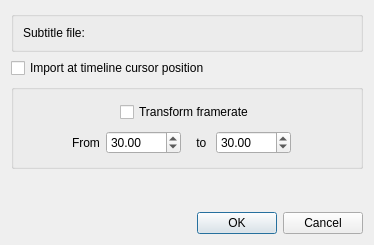
Old version of the form src/ui/import_subtitle_ui.ui in the repository KDE/kdenlive.
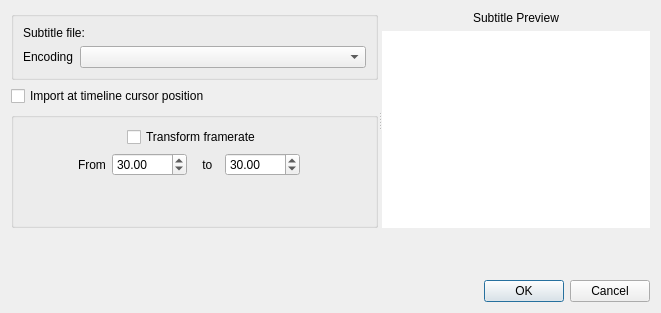
New version of the form. Custom widgets are drawn as their Qt base class.

Commit message: Subtitles import: allow overriding detected codec through a list of available codecs, show preview to make choice easier

```diff
--- a/src/ui/import_subtitle_ui.ui
+++ b/src/ui/import_subtitle_ui.ui
@@ -10,15 +10,111 @@
    <rect>
     <x>0</x>
     <y>0</y>
-    <width>374</width>
-    <height>245</height>
+    <width>661</width>
+    <height>313</height>
    </rect>
   </property>
   <property name="windowTitle">
    <string>Dialog</string>
   </property>
   <layout class="QGridLayout" name="gridLayout">
-   <item row="3" column="0">
+   <item row="2" column="0">
+    <widget class="QDialogButtonBox" name="buttonBox">
+     <property name="orientation">
+      <enum>Qt::Horizontal</enum>
+     </property>
+     <property name="standardButtons">
+      <set>QDialogButtonBox::Cancel|QDialogButtonBox::Ok</set>
+     </property>
+    </widget>
+   </item>
+   <item row="1" column="0">
+    <widget class="KMessageWidget" name="info_message"/>
+   </item>
+   <item row="0" column="0">
+    <widget class="QSplitter" name="splitter">
+     <property name="orientation">
+      <enum>Qt::Horizontal</enum>
+     </property>
+     <widget class="QWidget" name="layoutWidget">
+      <layout class="QVBoxLayout" name="verticalLayout">
+       <item>
+        <widget class="QGroupBox" name="groupBox_2">
+         <property name="sizePolicy">
+          <sizepolicy hsizetype="Preferred" vsizetype="Preferred">
+           <horstretch>0</horstretch>
+           <verstretch>0</verstretch>
+          </sizepolicy>
+         </property>
+         <property name="title">
+          <string/>
+         </property>
+         <layout class="QGridLayout" name="gridLayout_3">
+          <item row="0" column="0">
+           <layout class="QHBoxLayout" name="horizontalLayout">
+            <item>
+             <widget class="QLabel" name="label">
+              <property name="maximumSize">
+               <size>
+                <width>100</width>
+                <height>16777215</height>
+               </size>
+              </property>
+              <property name="text">
+               <string>Subtitle file:</string>
+              </property>
+             </widget>
+            </item>
+            <item>
+             <widget class="KUrlRequester" name="subtitle_url">
+              <property name="filter">
+               <string>*.srt *.ass *.vtt *.sbv</string>
+              </property>
+             </widget>
+            </item>
+           </layout>
+          </item>
+          <item row="1" column="0">
+           <layout class="QHBoxLayout" name="horizontalLayout_2">
+            <property name="spacing">
+             <number>6</number>
+            </property>
+            <item>
+             <widget class="QLabel" name="label_2">
+              <property name="text">
+               <string>Encoding</string>
+              </property>
+             </widget>
+            </item>
+            <item>
+             <widget class="QComboBox" name="codecs_list">
+              <property name="sizePolicy">
+               <sizepolicy hsizetype="MinimumExpanding" vsizetype="Fixed">
+                <horstretch>0</horstretch>
+                <verstretch>0</verstretch>
+               </sizepolicy>
+              </property>
+             </widget>
+            </item>
+           </layout>
+          </item>
+         </layout>
+        </widget>
+       </item>
+       <item>
+        <widget class="QCheckBox" name="cursor_pos">
+         <property name="sizePolicy">
+          <sizepolicy hsizetype="Preferred" vsizetype="Fixed">
+           <horstretch>0</horstretch>
+           <verstretch>0</verstretch>
+          </sizepolicy>
+         </property>
+         <property name="text">
+          <string>Import at timeline cursor position</string>
+         </property>
+        </widget>
+       </item>
+       <item>
     <widget class="QGroupBox" name="groupBox">
      <property name="minimumSize">
       <size>
@@ -133,49 +229,7 @@
         </property>
        </widget>
       </item>
-     </layout>
-    </widget>
-   </item>
-   <item row="0" column="0">
-    <widget class="QGroupBox" name="groupBox_2">
-     <property name="title">
-      <string/>
-     </property>
-     <layout class="QHBoxLayout" name="horizontalLayout">
-      <item>
-       <widget class="QLabel" name="label">
-        <property name="maximumSize">
-         <size>
-          <width>100</width>
-          <height>16777215</height>
-         </size>
-        </property>
-        <property name="text">
-         <string>Subtitle file:</string>
-        </property>
-       </widget>
-      </item>
-      <item>
-       <widget class="KUrlRequester" name="subtitle_url" native="true">
-        <property name="filter" stdset="0">
-         <string>*.srt *.ass *.vtt *.sbv</string>
-        </property>
-       </widget>
-      </item>
-     </layout>
-    </widget>
-   </item>
-   <item row="8" column="0">
-    <widget class="QDialogButtonBox" name="buttonBox">
-     <property name="orientation">
-      <enum>Qt::Horizontal</enum>
-     </property>
-     <property name="standardButtons">
-      <set>QDialogButtonBox::Cancel|QDialogButtonBox::Ok</set>
-     </property>
-    </widget>
-   </item>
-   <item row="7" column="0">
+          <item row="4" column="4">
     <spacer name="verticalSpacer">
      <property name="orientation">
       <enum>Qt::Vertical</enum>
@@ -191,11 +245,44 @@
      </property>
     </spacer>
    </item>
-   <item row="2" column="0">
-    <widget class="QCheckBox" name="cursor_pos">
+         </layout>
+        </widget>
+       </item>
+      </layout>
+     </widget>
+     <widget class="QWidget" name="layoutWidget">
+      <layout class="QVBoxLayout" name="verticalLayout_2">
+       <item>
+        <widget class="QLabel" name="label_3">
      <property name="text">
-      <string>Import at timeline cursor position</string>
-     </property>
+          <string>Subtitle Preview</string>
+         </property>
+         <property name="alignment">
+          <set>Qt::AlignCenter</set>
+         </property>
+        </widget>
+       </item>
+       <item>
+        <widget class="QPlainTextEdit" name="text_preview">
+         <property name="sizePolicy">
+          <sizepolicy hsizetype="MinimumExpanding" vsizetype="Expanding">
+           <horstretch>0</horstretch>
+           <verstretch>0</verstretch>
+          </sizepolicy>
+         </property>
+         <property name="autoFillBackground">
+          <bool>false</bool>
+         </property>
+         <property name="frameShape">
+          <enum>QFrame::NoFrame</enum>
+         </property>
+         <property name="readOnly">
+          <bool>true</bool>
+         </property>
+        </widget>
+       </item>
+      </layout>
+     </widget>
     </widget>
    </item>
   </layout>
@@ -207,6 +294,11 @@
    <header>kurlrequester.h</header>
    <container>1</container>
   </customwidget>
+  <customwidget>
+   <class>KMessageWidget</class>
+   <extends>QFrame</extends>
+   <header>kmessagewidget.h</header>
+  </customwidget>
  </customwidgets>
  <resources/>
  <connections>
```
Left out of the diff: 78 changed lines with no effect on the pictures. Lines whose indentation alone changed are shown as unchanged. The commit also changes 2 other files.
